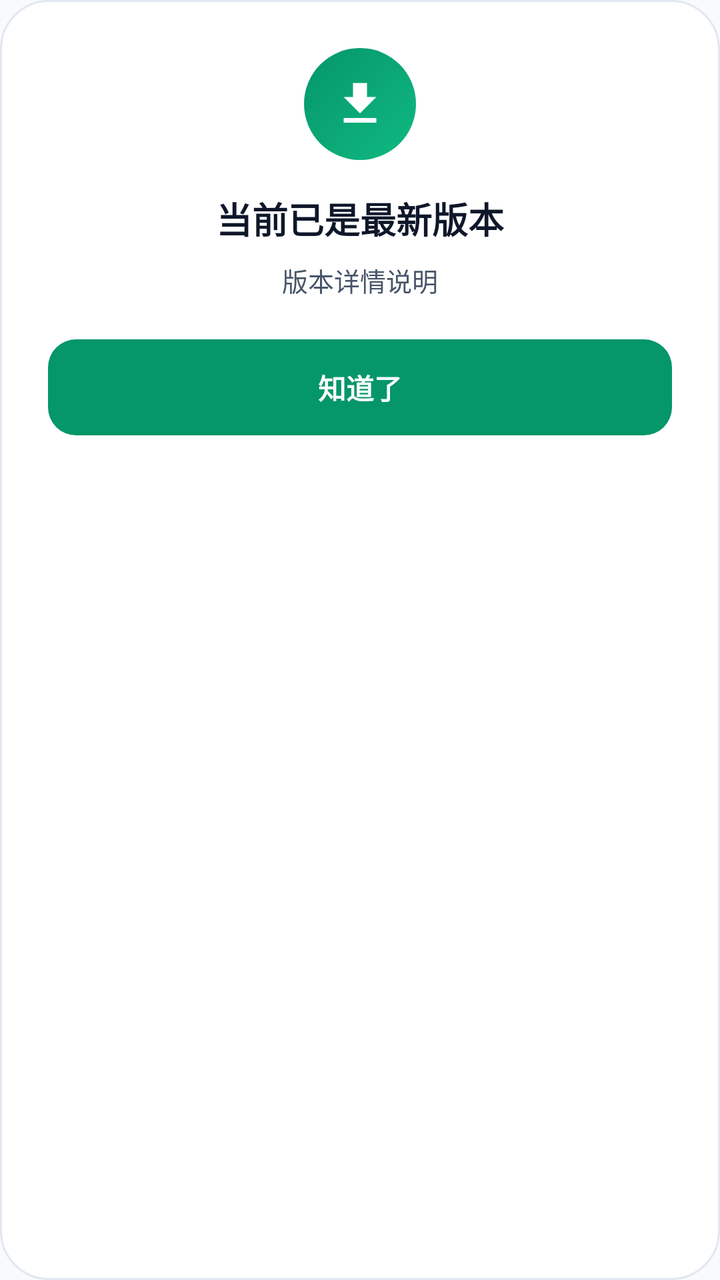
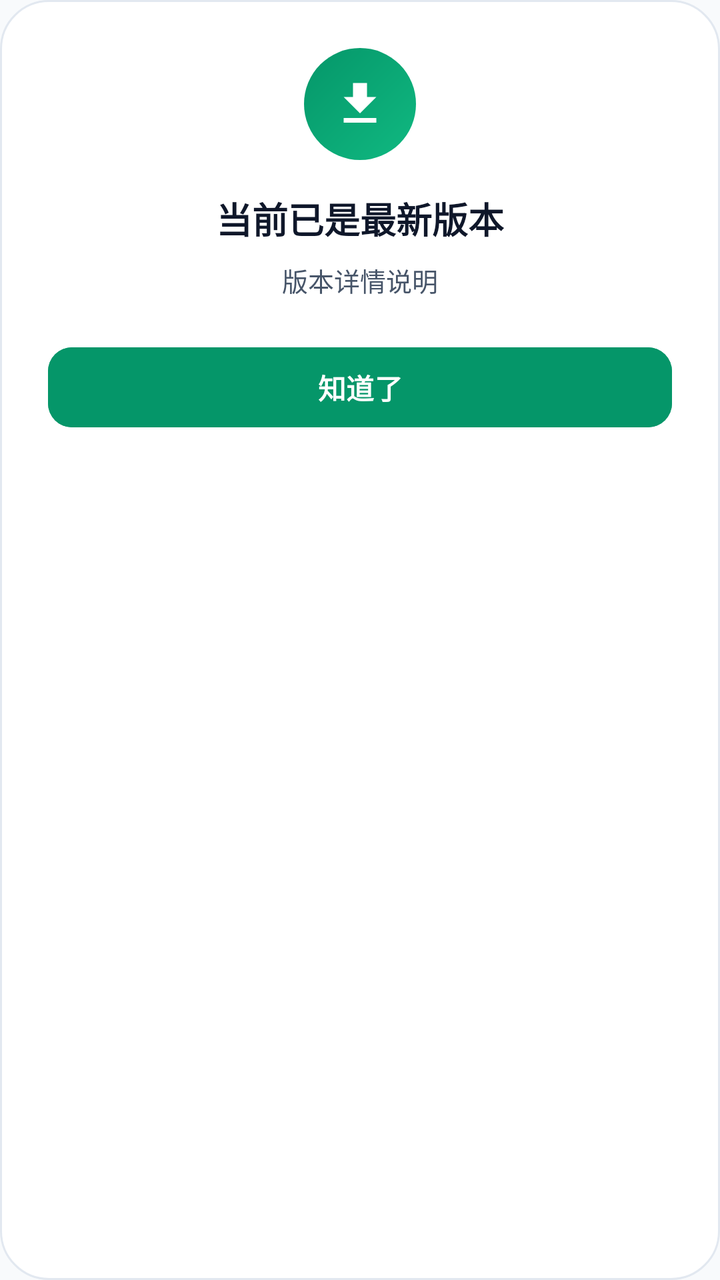

The first picture is an Android layout as it rendered before a commit; the second is the same layout after the commit. The layout source and the unified diff follow.
<!-- AndroidManifest.xml: application theme Theme.DiaperTracker -->
<!-- res/layout/dialog_custom_result.xml -->
<?xml version="1.0" encoding="utf-8"?>
<LinearLayout
    xmlns:android="http://schemas.android.com/apk/res/android"
    xmlns:app="http://schemas.android.com/apk/res-auto"
    android:layout_width="match_parent"
    android:layout_height="wrap_content"
    android:orientation="vertical"
    android:gravity="center_horizontal"
    android:background="@drawable/bg_dialog_card"
    android:padding="24dp">

    <FrameLayout
        android:id="@+id/result_icon_container"
        android:layout_width="56dp"
        android:layout_height="56dp"
        android:background="@drawable/bg_icon_circle"
        android:layout_marginBottom="16dp">

        <ImageView
            android:id="@+id/result_icon"
            android:layout_width="28dp"
            android:layout_height="28dp"
            android:layout_gravity="center"
            android:src="@drawable/ic_download"
            app:tint="#FFFFFFFF"
            android:contentDescription="状态" />
    </FrameLayout>

    <TextView
        android:id="@+id/result_title"
        android:layout_width="wrap_content"
        android:layout_height="wrap_content"
        android:text="当前已是最新版本"
        android:textSize="18sp"
        android:textStyle="bold"
        android:textColor="@color/text_primary"
        android:fontFamily="sans-serif-medium" />

    <TextView
        android:id="@+id/result_message"
        android:layout_width="match_parent"
        android:layout_height="wrap_content"
        android:text="版本详情说明"
        android:textSize="13sp"
        android:textColor="@color/text_secondary"
        android:gravity="center"
        android:lineSpacingExtra="3dp"
        android:layout_marginTop="8dp"
        android:layout_marginBottom="20dp" />

    <Button
        android:id="@+id/result_btn_confirm"
        android:layout_width="match_parent"
        android:layout_height="48dp"
        android:text="知道了"
        android:textSize="14sp"
        android:textStyle="bold"
        android:textColor="#FFFFFFFF"
        android:background="@drawable/bg_btn_primary"
        style="?android:attr/borderlessButtonStyle" />

</LinearLayout>
<!-- resources referenced by this layout -->
<resources>
  <color name="text_primary">#0F172A</color>
  <color name="text_secondary">#475569</color>
  <!-- drawable bg_btn_primary (drawable) -->
  <?xml version="1.0" encoding="utf-8"?>
  <ripple xmlns:android="http://schemas.android.com/apk/res/android"
      android:color="#40FFFFFF">
      <item>
          <shape android:shape="rectangle">
              <gradient
                  android:angle="135"
                  android:startColor="#10B981"
                  android:endColor="#059669" />
              <corners android:radius="14dp" />
          </shape>
      </item>
  </ripple>
  <!-- drawable bg_dialog_card (drawable) -->
  <?xml version="1.0" encoding="utf-8"?>
  <shape xmlns:android="http://schemas.android.com/apk/res/android"
      android:shape="rectangle">
      <solid android:color="@color/card" />
      <corners android:radius="24dp" />
      <stroke
          android:width="1dp"
          android:color="@color/card_border" />
  </shape>
  <!-- drawable bg_icon_circle (drawable) -->
  <?xml version="1.0" encoding="utf-8"?>
  <shape xmlns:android="http://schemas.android.com/apk/res/android"
      android:shape="oval">
      <gradient
          android:type="linear"
          android:angle="135"
          android:startColor="#10B981"
          android:endColor="#059669" />
  </shape>
  <!-- drawable ic_download (drawable) -->
  <vector xmlns:android="http://schemas.android.com/apk/res/android"
      android:width="24dp"
      android:height="24dp"
      android:viewportWidth="24"
      android:viewportHeight="24">
      <path
          android:fillColor="#FFFFFFFF"
          android:pathData="M19,9h-4V3H9v6H5l7,7 7,-7zM5,18v2h14v-2H5z" />
  </vector>
  <style name="Theme.DiaperTracker" parent="Theme.Material3.DayNight.NoActionBar">
          <item name="colorPrimary">@color/primary</item>
          <item name="colorPrimaryDark">@color/primary_dark</item>
          <item name="colorSecondary">@color/accent</item>
          <item name="android:colorBackground">@color/background</item>
          <item name="android:statusBarColor">@color/primary_dark</item>
          <item name="android:windowLightStatusBar">false</item>
          <item name="android:navigationBarColor">@color/card</item>
          <item name="android:windowLightNavigationBar">true</item>
      </style>
  <color name="card">#FFFFFF</color>
  <color name="card_border">#E2E8F0</color>
  <color name="primary">#059669</color>
  <color name="primary_dark">#047857</color>
  <color name="accent">#F59E0B</color>
  <color name="background">#F8FAFC</color>
</resources>

<!-- the commit's change to res/layout/dialog_custom_result.xml (unified diff, before → after) -->
@@ -48,7 +48,7 @@
         android:layout_marginTop="8dp"
         android:layout_marginBottom="20dp" />
 
-    <Button
+    <com.google.android.material.button.MaterialButton
         android:id="@+id/result_btn_confirm"
         android:layout_width="match_parent"
         android:layout_height="48dp"
@@ -56,7 +56,7 @@
         android:textSize="14sp"
         android:textStyle="bold"
         android:textColor="#FFFFFFFF"
-        android:background="@drawable/bg_btn_primary"
-        style="?android:attr/borderlessButtonStyle" />
+        android:backgroundTint="@color/primary"
+        app:cornerRadius="12dp" />
 
 </LinearLayout>
<!-- resource entries referenced after the edit -->
@@ -2,20 +2,6 @@
 <resources>
   <color name="text_primary">#0F172A</color>
   <color name="text_secondary">#475569</color>
-  <!-- drawable bg_btn_primary (drawable) -->
-  <?xml version="1.0" encoding="utf-8"?>
-  <ripple xmlns:android="http://schemas.android.com/apk/res/android"
-      android:color="#40FFFFFF">
-      <item>
-          <shape android:shape="rectangle">
-              <gradient
-                  android:angle="135"
-                  android:startColor="#10B981"
-                  android:endColor="#059669" />
-              <corners android:radius="14dp" />
-          </shape>
-      </item>
-  </ripple>
   <!-- drawable bg_dialog_card (drawable) -->
   <?xml version="1.0" encoding="utf-8"?>
   <shape xmlns:android="http://schemas.android.com/apk/res/android"
